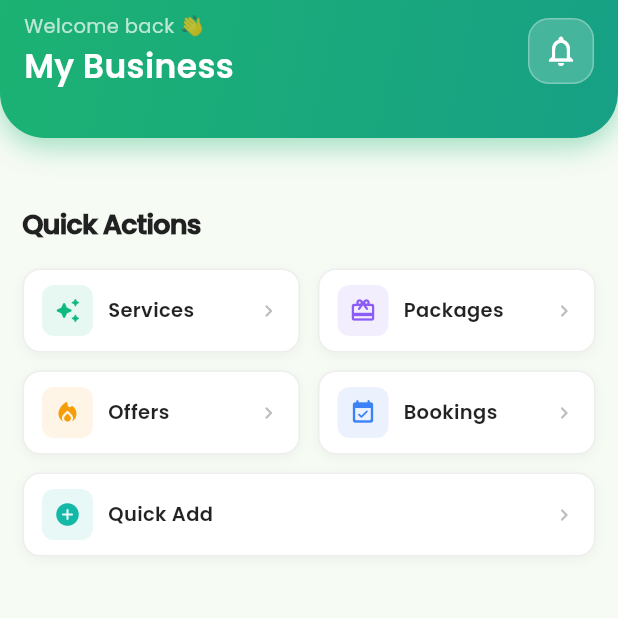
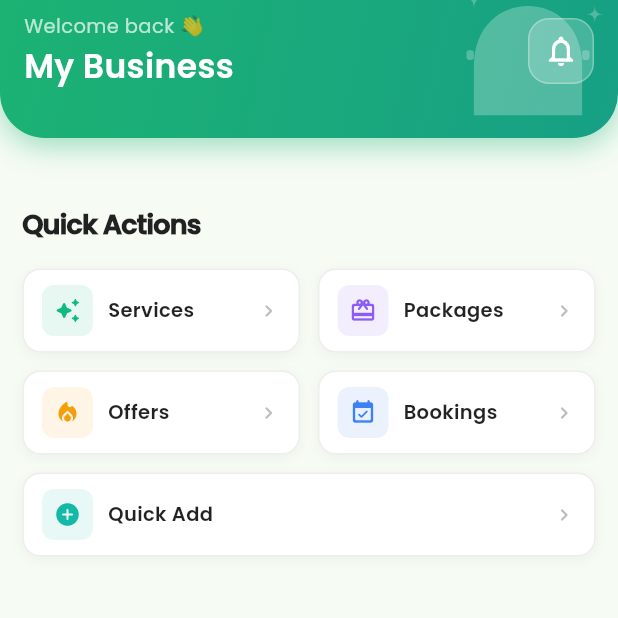
Before and after one commit to car-detail/app, a Flutter app: the HomeActivity screen opened directly with empty values, on a phone screen of 412 x 824 dp, the top half of it. Run offline on Flutter 3.47's test engine with Material 3 defaults, Android fonts, the phone set to English and light mode, and no system bars; our stand-ins replace audioplayers, bot_toast, carousel_slider, convex_bottom_bar, country_code_picker, device_info_plus and 18 more; missing offline and left inert: google_maps_places_autocomplete_widgets, html_editor_enhanced; accounts and stored records are empty.

Commit message:
Boost car-wash icon visibility, add it to Home header
User: "not able to see any car wash vector image on any screen." Two
real problems: (1) 12% opacity was too subtle to notice even on the
screens that had it, (2) it only existed on the 4 screens using the
shared AppHeader (Bookings, Add Service, Create Package, Create
Offer) -- Home, the single most-viewed screen, has its own bespoke
header and had nothing.

- AppHeader watermark: 12% -> 28% opacity, 90px -> 110px.
- home_activity.dart: wrapped the header's content Column in a Stack
  and added the same CarWashIcon (25% opacity) behind it, matching
  the treatment on the AppHeader screens.

Verified with flutter analyze (0 errors) and
flutter build ios --debug --simulator --no-codesign (build succeeds).

Co-Authored-By: Claude Sonnet 5 <noreply@anthropic.com>

```diff
--- a/lib/features/home_module/ui/home_activity.dart
+++ b/lib/features/home_module/ui/home_activity.dart
@@ -10,6 +10,7 @@ import 'package:car_app/Common/CommonBean.dart';
 import 'package:car_app/Common/CommonWidget.dart';
 import 'package:car_app/Common/Constant.dart';
 import 'package:car_app/Common/ModernDesignSystem.dart';
+import 'package:car_app/design_system/components/car_wash_icon.dart';
 import 'package:car_app/features/categories_module/ui/categories_list_activity.dart';
 import 'package:car_app/features/home_module/data_manager/home_data_manager.dart';
 import 'package:car_app/features/offer_model/ui/enhanced_offer_list_screen.dart';
@@ -366,7 +367,15 @@ class _HomeActivityState extends State<HomeActivity> {
                 ),
               ],
             ),
-            child: Column(
+            child: Stack(
+              clipBehavior: Clip.none,
+              children: [
+                Positioned(
+                  right: 10,
+                  bottom: -14,
+                  child: CarWashIcon(size: 100, opacity: 0.25),
+                ),
+                Column(
               children: [
                 // Top row with vendor name and notifications
                 Padding(
@@ -578,6 +587,8 @@ class _HomeActivityState extends State<HomeActivity> {
                       ],
                     ),
                   ),
+              ],
+            ),
               ],
             ),
           ),
```
Also changed, not shown: lib/design_system/components/app_header.dart (+6 -7 lines).
